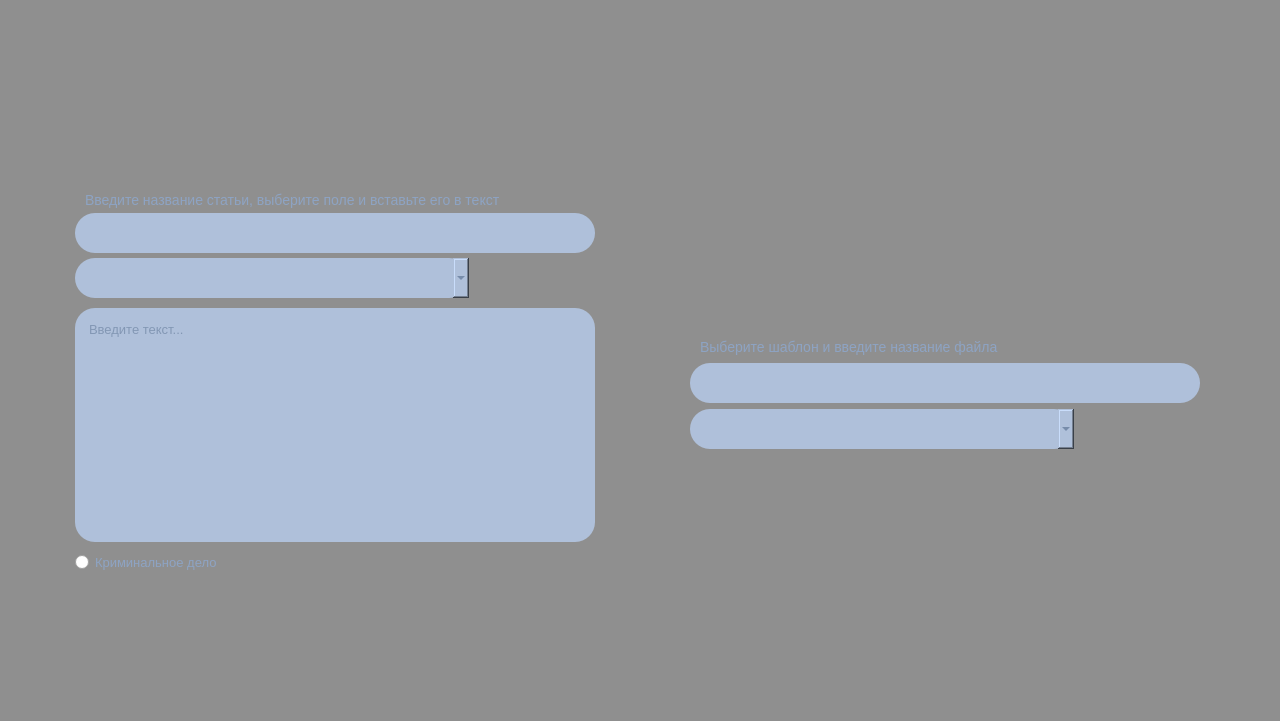
This is src/courtcasewindow/courtcasewindow.ui in DmitryBakunovich/judge-me as Qt 5 draws it before an edit. The edited form follows.
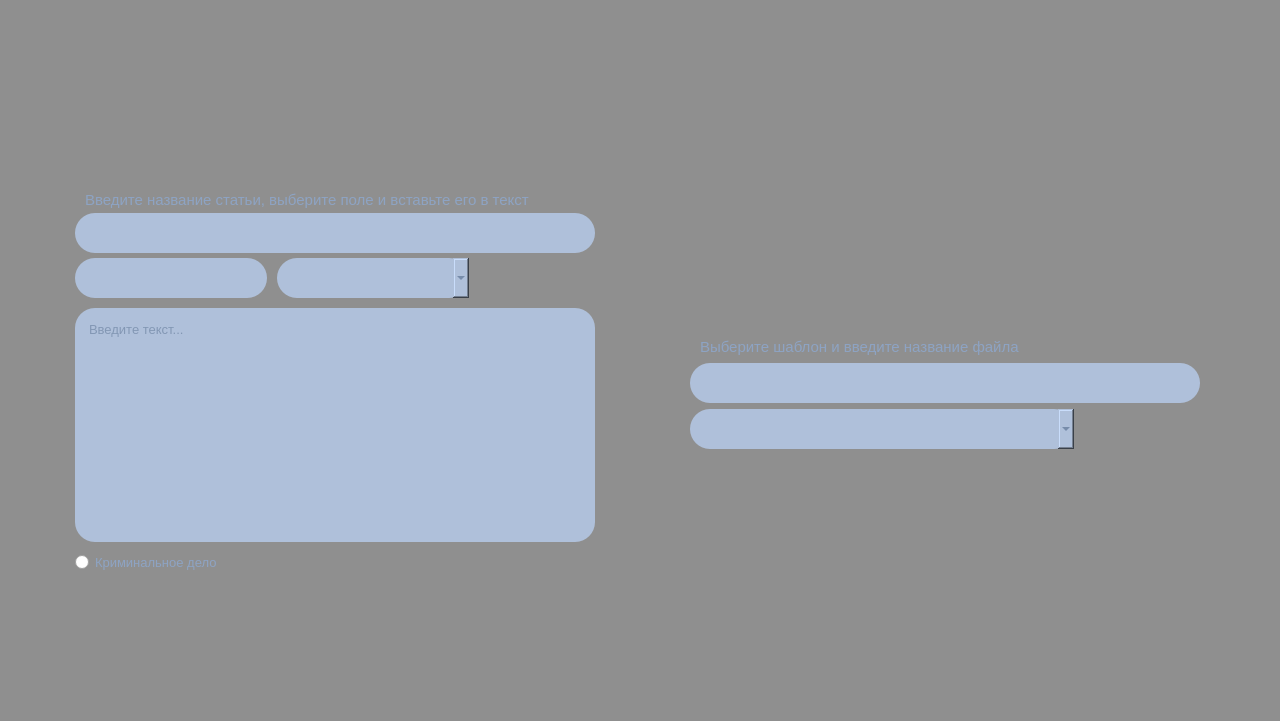
This is the edited form. Icons and pictures are not drawn.

Commit message: Added adding custom fields

What changed in the file:
```diff
--- a/src/courtcasewindow/courtcasewindow.ui
+++ b/src/courtcasewindow/courtcasewindow.ui
@@ -15,7 +15,7 @@
   </property>
   <property name="styleSheet">
    <string notr="true">QLabel {
-	font-size: 14px;
+	font-size: 15px;
 	color: #8da3c3;
 }
 
@@ -89,6 +89,10 @@
 	font-size: 14px;
 	color: #566d8e;
 }
+QComboBox::editable {
+	background-color: #afc0da;
+	padding-right: 20px;
+}
 QComboBox:on {
     padding-left: 6px;
 }
@@ -106,16 +110,23 @@
 	image: url(:/courtcasewindow/images/courtcasewindow/combobox-button-hover.png);
 }
 
-QComboBox:item {
-       padding-left: 20px;  /* move text right to make room for tick mark */
-}
-QComboBox QAbstractItemView {
-       border: none;
-       color: black;
-       selection-background-color: QLinearGradient( x1: 0, y1: 0, x2: 0, y2: 1, stop: 0 #111, stop: 1 #333);
-}
 QComboBox QListView {
-	width: 20px;
+	background-color: #d6dff0;
+	color: #566d8e;
+    border-radius: 7px;
+    font-size: 12px;
+}
+
+QComboBox QListView::item {
+border-radius: 7px;
+padding: 5px 13px 5px 13px
+}
+QComboBox QListView::item:selected {
+background-color: #ced9ed;
+color: #7a93c1;
+}
+QComboBox QAbstractItemView {
+	outline: 0;
 }
 
 QLineEdit {
@@ -332,7 +343,17 @@
                   <number>0</number>
                  </property>
                  <item>
-                  <widget class="QComboBox" name="comboBox">
+                  <widget class="QLineEdit" name="inputField">
+                   <property name="minimumSize">
+                    <size>
+                     <width>0</width>
+                     <height>40</height>
+                    </size>
+                   </property>
+                  </widget>
+                 </item>
+                 <item>
+                  <widget class="QComboBox" name="chooseField">
                    <property name="sizePolicy">
                     <sizepolicy hsizetype="Expanding" vsizetype="Fixed">
                      <horstretch>0</horstretch>
@@ -351,11 +372,6 @@
                    <property name="editable">
                     <bool>false</bool>
                    </property>
-                   <item>
-                    <property name="text">
-                     <string/>
-                    </property>
-                   </item>
                   </widget>
                  </item>
                  <item>
```
Left out of the diff: 50 changed lines with no effect on the pictures. The commit also changes 2 other files.
